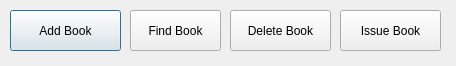
Old version of the form LibraryManagementSoftware/LibraryManagementSoftware/managebooks.ui in the repository vashutangri/library_management_system.
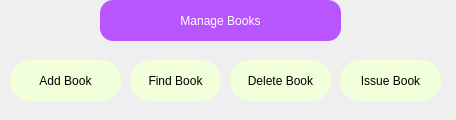
New version of the form.

```diff
--- a/LibraryManagementSoftware/LibraryManagementSoftware/managebooks.ui
+++ b/LibraryManagementSoftware/LibraryManagementSoftware/managebooks.ui
@@ -7,20 +7,32 @@
     <x>0</x>
     <y>0</y>
     <width>456</width>
-    <height>66</height>
+    <height>120</height>
    </rect>
   </property>
   <property name="windowTitle">
    <string>Manage Books</string>
   </property>
   <property name="styleSheet">
-   <string notr="true"/>
+   <string notr="true">QPushButton{
+background-color: rgb(242, 255, 219);
+
+font: 350 9pt &quot;Segoe UI Variable Text Semiligh&quot;;
+
+border-radius:20%;
+border:2px;
+font: 12pt &quot;Segoe UI&quot;;
+}
+QPushButton:hover{
+        background-color: rgb(255, 231, 212)
+}
+</string>
   </property>
   <widget class="QPushButton" name="AddBook">
    <property name="geometry">
     <rect>
      <x>10</x>
-     <y>10</y>
+     <y>60</y>
      <width>111</width>
      <height>41</height>
     </rect>
@@ -33,7 +45,7 @@
    <property name="geometry">
     <rect>
      <x>230</x>
-     <y>10</y>
+     <y>60</y>
      <width>101</width>
      <height>41</height>
     </rect>
@@ -46,7 +58,7 @@
    <property name="geometry">
     <rect>
      <x>130</x>
-     <y>10</y>
+     <y>60</y>
      <width>91</width>
      <height>41</height>
     </rect>
@@ -59,7 +71,7 @@
    <property name="geometry">
     <rect>
      <x>340</x>
-     <y>10</y>
+     <y>60</y>
      <width>101</width>
      <height>41</height>
     </rect>
@@ -68,6 +80,28 @@
     <string>Issue Book</string>
    </property>
   </widget>
+  <widget class="QLabel" name="label_6">
+   <property name="geometry">
+    <rect>
+     <x>100</x>
+     <y>0</y>
+     <width>241</width>
+     <height>41</height>
+    </rect>
+   </property>
+   <property name="styleSheet">
+    <string notr="true">font: 20pt &quot;Arial&quot;;
+color:white;
+background-color:rgb(184, 85, 255);
+border-radius:13%;</string>
+   </property>
+   <property name="text">
+    <string>Manage Books</string>
+   </property>
+   <property name="alignment">
+    <set>Qt::AlignCenter</set>
+   </property>
+  </widget>
  </widget>
  <resources/>
  <connections/>
```
